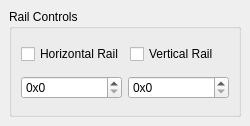
PsychedelicShayna/cursor-rails, file source/main_window_dialog.ui: the form before one commit.
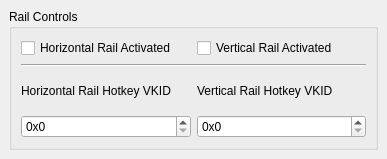
The form after the commit.

What changed in the file:
```diff
--- a/source/main_window_dialog.ui
+++ b/source/main_window_dialog.ui
@@ -6,10 +6,16 @@
    <rect>
     <x>0</x>
     <y>0</y>
-    <width>250</width>
-    <height>126</height>
+    <width>387</width>
+    <height>159</height>
    </rect>
   </property>
+  <property name="minimumSize">
+   <size>
+    <width>375</width>
+    <height>0</height>
+   </size>
+  </property>
   <property name="windowTitle">
    <string>Cursor Rails</string>
   </property>
@@ -26,14 +32,51 @@
          <item>
           <widget class="QCheckBox" name="checkBoxHorizontalRail">
            <property name="text">
-            <string>Horizontal Rail</string>
+            <string>Horizontal Rail Activated</string>
+           </property>
+           <property name="checkable">
+            <bool>true</bool>
            </property>
           </widget>
          </item>
          <item>
           <widget class="QCheckBox" name="checkBoxVerticalRail">
            <property name="text">
-            <string>Vertical Rail</string>
+            <string>Vertical Rail Activated</string>
+           </property>
+           <property name="checkable">
+            <bool>true</bool>
+           </property>
+          </widget>
+         </item>
+        </layout>
+       </item>
+       <item>
+        <widget class="Line" name="horizontalLineMiddleSeparator">
+         <property name="frameShadow">
+          <enum>QFrame::Sunken</enum>
+         </property>
+         <property name="lineWidth">
+          <number>1</number>
+         </property>
+         <property name="orientation">
+          <enum>Qt::Horizontal</enum>
+         </property>
+        </widget>
+       </item>
+       <item>
+        <layout class="QHBoxLayout" name="horizontalLayout_2">
+         <item>
+          <widget class="QLabel" name="label_2">
+           <property name="text">
+            <string>Horizontal Rail Hotkey VKID </string>
+           </property>
+          </widget>
+         </item>
+         <item>
+          <widget class="QLabel" name="label">
+           <property name="text">
+            <string>Vertical Rail Hotkey VKID</string>
            </property>
           </widget>
          </item>
```
